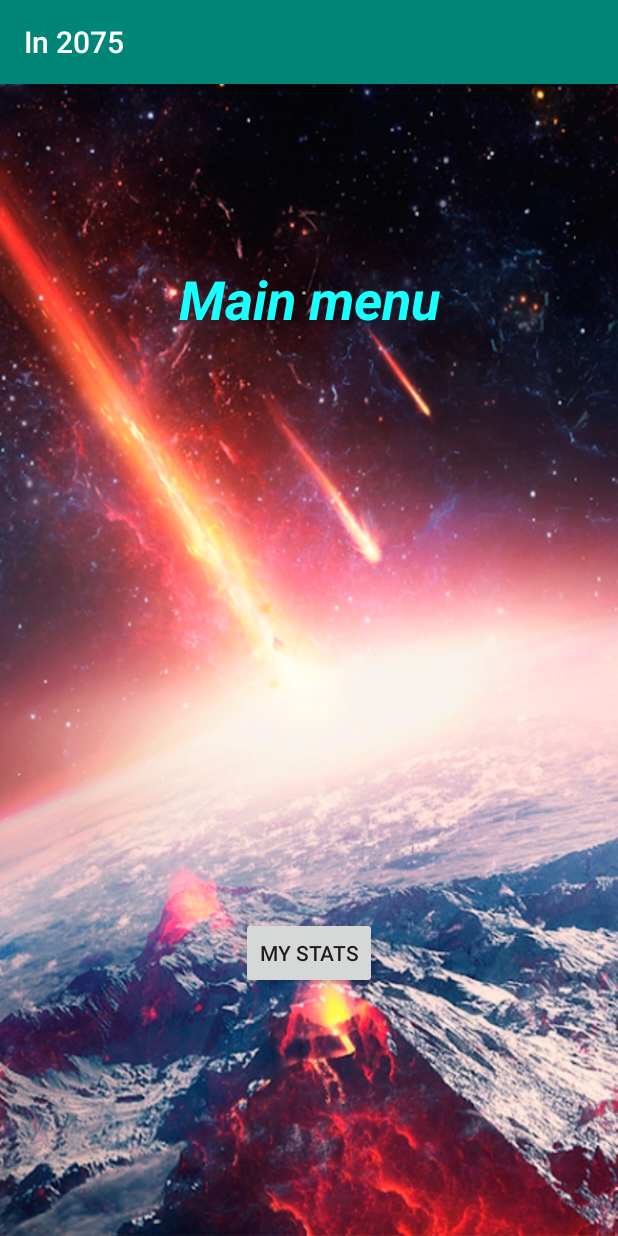
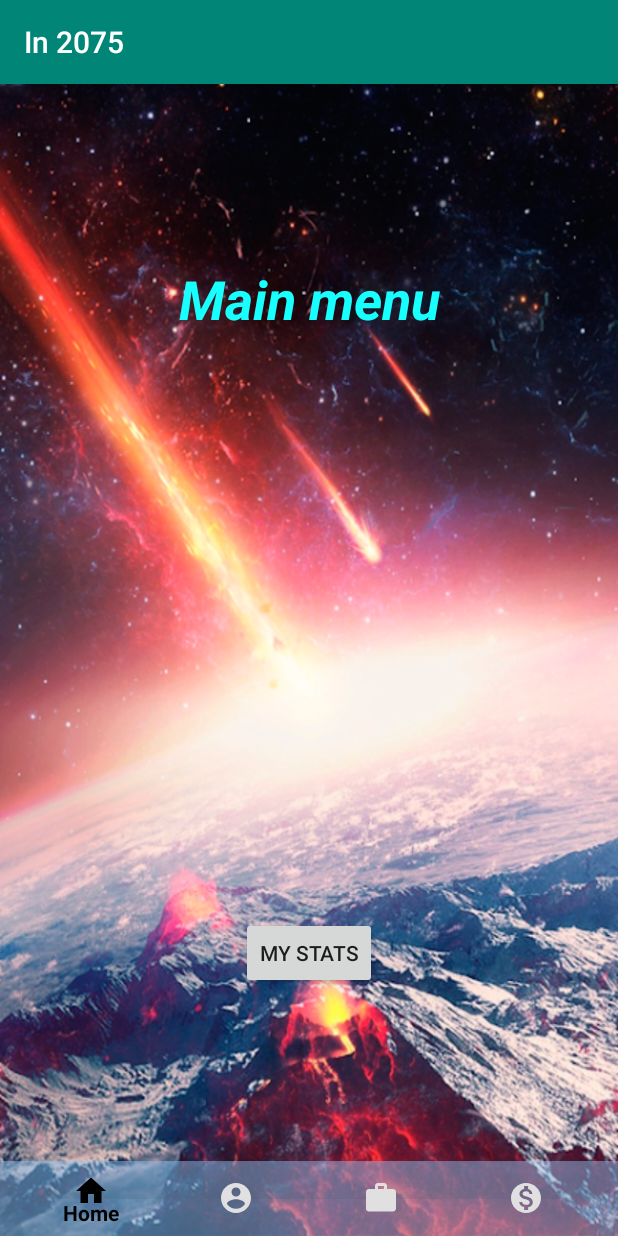
Before and after one commit to d-giner/2075-Android-Implementation, an Android app: the MainMenuActivity screen opened directly, with no data from a screen before it, on a phone screen of 412 x 824 dp. Run offline under Robolectric (Android 15) with nearby library versions, the phone set to English and light mode, and no system bars; 1 statement that could not run was skipped.

Commit message:
Bottom navigation bar implemented but not working yet.

```diff
--- a/app/src/main/java/com/game/in2075/MainMenuActivity.java
+++ b/app/src/main/java/com/game/in2075/MainMenuActivity.java
@@ -14,6 +14,8 @@ import android.widget.TextView;
 import android.widget.Toast;
 
 import com.game.in2075.Retrofit.JsonClasses.UserTO;
+import com.google.android.material.bottomnavigation.BottomNavigationMenuView;
+import com.google.android.material.bottomnavigation.BottomNavigationView;
 
 public class MainMenuActivity extends AppCompatActivity {
 
@@ -27,6 +29,9 @@ public class MainMenuActivity extends AppCompatActivity {
 
         settingsBttn = findViewById(R.id.settingsButton);
         userDataTxt = findViewById(R.id.userDataText);
+
+        //BottomNavigationMenuView bottomNavigationMenuView = (BottomNavigationView)findViewById(R.id.);
+
 
         UserTO dataUser = (UserTO) getIntent().getSerializableExtra("userLog");
     }
--- /dev/null
+++ b/app/src/main/res/color/nav_item_colors.xml
@@ -0,0 +1,5 @@
+<?xml version="1.0" encoding="utf-8"?>
+<selector xmlns:android="http://schemas.android.com/apk/res/android">
+    <item android:color="#000000" android:state_checked="true" />
+    <item android:color="#E0E0E0" />
+</selector>
--- /dev/null
+++ b/app/src/main/res/drawable/ic_home_nav.xml
@@ -0,0 +1,9 @@
+<vector xmlns:android="http://schemas.android.com/apk/res/android"
+        android:width="24dp"
+        android:height="24dp"
+        android:viewportWidth="24.0"
+        android:viewportHeight="24.0">
+    <path
+        android:fillColor="#FF000000"
+        android:pathData="M10,20v-6h4v6h5v-8h3L12,3 2,12h3v8z"/>
+</vector>
--- /dev/null
+++ b/app/src/main/res/drawable/ic_inventory_nav.xml
@@ -0,0 +1,9 @@
+<vector xmlns:android="http://schemas.android.com/apk/res/android"
+        android:width="24dp"
+        android:height="24dp"
+        android:viewportWidth="24.0"
+        android:viewportHeight="24.0">
+    <path
+        android:fillColor="#FF000000"
+        android:pathData="M20,6h-4L16,4c0,-1.11 -0.89,-2 -2,-2h-4c-1.11,0 -2,0.89 -2,2v2L4,6c-1.11,0 -1.99,0.89 -1.99,2L2,19c0,1.11 0.89,2 2,2h16c1.11,0 2,-0.89 2,-2L22,8c0,-1.11 -0.89,-2 -2,-2zM14,6h-4L10,4h4v2z"/>
+</vector>
--- /dev/null
+++ b/app/src/main/res/drawable/ic_shop_nav.xml
@@ -0,0 +1,9 @@
+<vector xmlns:android="http://schemas.android.com/apk/res/android"
+        android:width="24dp"
+        android:height="24dp"
+        android:viewportWidth="24.0"
+        android:viewportHeight="24.0">
+    <path
+        android:fillColor="#FF000000"
+        android:pathData="M12,2C6.48,2 2,6.48 2,12s4.48,10 10,10 10,-4.48 10,-10S17.52,2 12,2zM13.41,18.09L13.41,20h-2.67v-1.93c-1.71,-0.36 -3.16,-1.46 -3.27,-3.4h1.96c0.1,1.05 0.82,1.87 2.65,1.87 1.96,0 2.4,-0.98 2.4,-1.59 0,-0.83 -0.44,-1.61 -2.67,-2.14 -2.48,-0.6 -4.18,-1.62 -4.18,-3.67 0,-1.72 1.39,-2.84 3.11,-3.21L10.74,4h2.67v1.95c1.86,0.45 2.79,1.86 2.85,3.39L14.3,9.34c-0.05,-1.11 -0.64,-1.87 -2.22,-1.87 -1.5,0 -2.4,0.68 -2.4,1.64 0,0.84 0.65,1.39 2.67,1.91s4.18,1.39 4.18,3.91c-0.01,1.83 -1.38,2.83 -3.12,3.16z"/>
+</vector>
--- /dev/null
+++ b/app/src/main/res/drawable/ic_stats_nav.xml
@@ -0,0 +1,9 @@
+<vector xmlns:android="http://schemas.android.com/apk/res/android"
+        android:width="24dp"
+        android:height="24dp"
+        android:viewportWidth="24.0"
+        android:viewportHeight="24.0">
+    <path
+        android:fillColor="#FF000000"
+        android:pathData="M12,2C6.48,2 2,6.48 2,12s4.48,10 10,10 10,-4.48 10,-10S17.52,2 12,2zM12,5c1.66,0 3,1.34 3,3s-1.34,3 -3,3 -3,-1.34 -3,-3 1.34,-3 3,-3zM12,19.2c-2.5,0 -4.71,-1.28 -6,-3.22 0.03,-1.99 4,-3.08 6,-3.08 1.99,0 5.97,1.09 6,3.08 -1.29,1.94 -3.5,3.22 -6,3.22z"/>
+</vector>
--- a/app/src/main/res/layout/activity_main_menu.xml
+++ b/app/src/main/res/layout/activity_main_menu.xml
@@ -31,4 +31,29 @@
         app:layout_constraintStart_toStartOf="parent"
         app:layout_constraintTop_toTopOf="parent"
         app:layout_constraintVertical_bias="0.234" />
+
+    <RelativeLayout
+        android:layout_width="match_parent"
+        android:layout_height="50dp"
+        app:layout_constraintBottom_toBottomOf="parent"
+        app:layout_constraintEnd_toEndOf="parent"
+        app:layout_constraintStart_toStartOf="parent">
+
+        <com.google.android.material.bottomnavigation.BottomNavigationView
+            android:layout_width="match_parent"
+            android:layout_height="match_parent"
+            android:id="@+id/bottomNavView_Bar"
+            android:background="#7790CAF9"
+            app:menu="@menu/bottom_nav_menu"
+            app:itemIconTint="@color/nav_item_colors"
+            app:itemTextColor="#000000">
+
+
+        </com.google.android.material.bottomnavigation.BottomNavigationView>
+
+
+
+    </RelativeLayout>
+
+
 </androidx.constraintlayout.widget.ConstraintLayout>
--- /dev/null
+++ b/app/src/main/res/menu/bottom_nav_menu.xml
@@ -0,0 +1,21 @@
+<?xml version="1.0" encoding="utf-8"?>
+<menu xmlns:android="http://schemas.android.com/apk/res/android">
+
+    <item
+        android:id="@+id/ic_home"
+        android:icon="@drawable/ic_home_nav"
+        android:title="Home"/>
+    <item
+        android:id="@+id/ic_stats"
+        android:icon="@drawable/ic_stats_nav"
+        android:title="Stats"/>
+    <item
+        android:id="@+id/ic_inventory"
+        android:icon="@drawable/ic_inventory_nav"
+        android:title="Inventory"/>
+    <item
+        android:id="@+id/ic_shop"
+        android:icon="@drawable/ic_shop_nav"
+        android:title="Shop"/>
+
+</menu>
```
